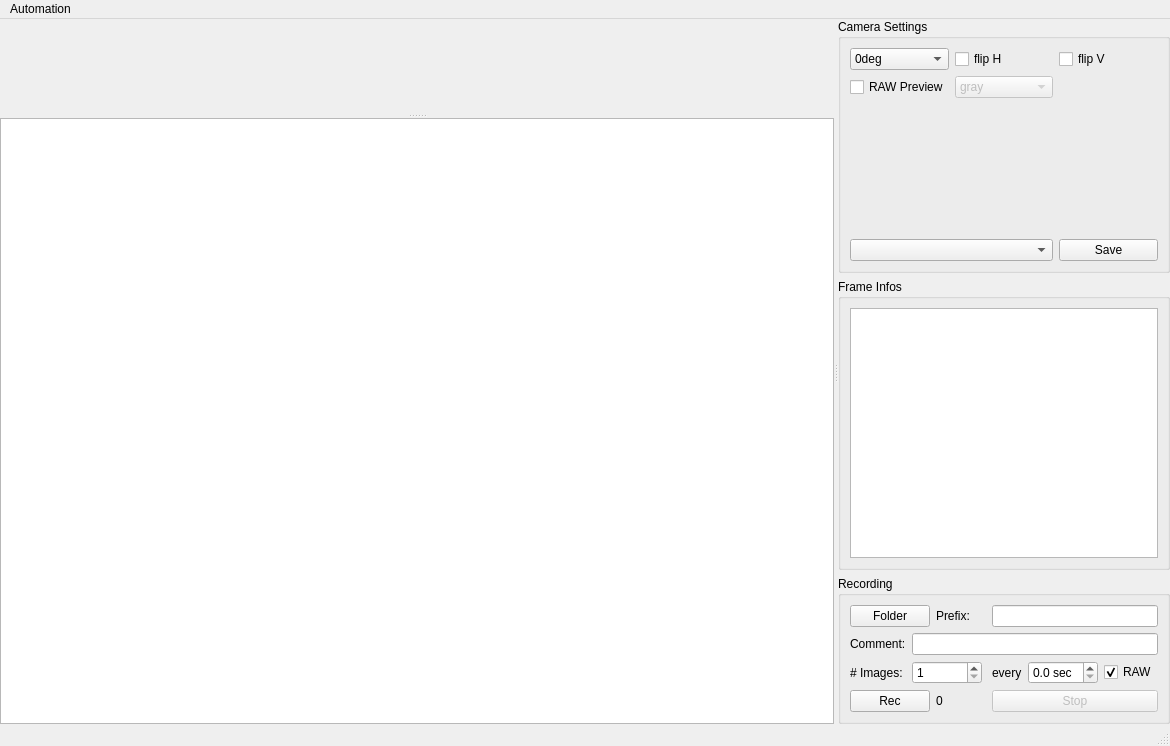
scriptorron/hubblepi, file HubblePi/capture/Capture_ui.ui: the form before one commit.
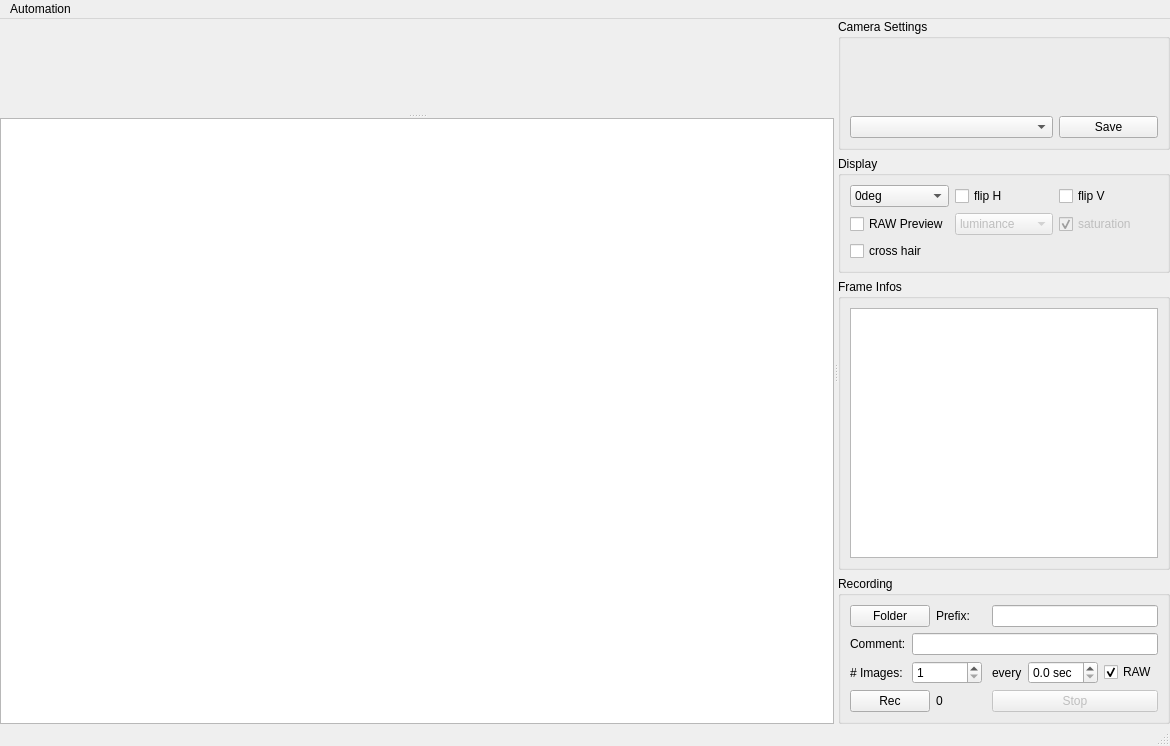
The form after the commit. Custom widgets are drawn as their Qt base class.

Commit message: added crosshair lines and satturation highlight

```diff
--- a/HubblePi/capture/Capture_ui.ui
+++ b/HubblePi/capture/Capture_ui.ui
@@ -132,24 +132,7 @@
                   <string>Camera Settings</string>
                  </property>
                  <layout class="QGridLayout" name="gridLayout_2">
-                  <item row="0" column="1">
-                   <widget class="QCheckBox" name="checkBox_PreviewFlipH">
-                    <property name="text">
-                     <string>flip H</string>
-                    </property>
-                   </widget>
-                  </item>
-                  <item row="3" column="0" colspan="2">
-                   <widget class="QComboBox" name="comboBox_LoadSettings"/>
-                  </item>
-                  <item row="0" column="2">
-                   <widget class="QCheckBox" name="checkBox_PreviewFlipV">
-                    <property name="text">
-                     <string>flip V</string>
-                    </property>
-                   </widget>
-                  </item>
-                  <item row="2" column="0" colspan="3">
+                  <item row="3" column="0" colspan="3">
                    <widget class="QWidget" name="widget_Params" native="true">
                     <property name="sizePolicy">
                      <sizepolicy hsizetype="Preferred" vsizetype="MinimumExpanding">
@@ -159,37 +142,25 @@
                     </property>
                    </widget>
                   </item>
-                  <item row="3" column="2">
+                  <item row="4" column="2">
                    <widget class="QPushButton" name="pushButton_CameraSaveSettings">
                     <property name="text">
                      <string>Save</string>
                     </property>
                    </widget>
                   </item>
-                  <item row="0" column="0">
-                   <widget class="QComboBox" name="comboBox_PreviewRot">
-                    <item>
-                     <property name="text">
-                      <string>0deg</string>
-                     </property>
-                    </item>
-                    <item>
-                     <property name="text">
-                      <string>90deg</string>
-                     </property>
-                    </item>
-                    <item>
-                     <property name="text">
-                      <string>180deg</string>
-                     </property>
-                    </item>
-                    <item>
-                     <property name="text">
-                      <string>270deg</string>
-                     </property>
-                    </item>
-                   </widget>
+                  <item row="4" column="0" colspan="2">
+                   <widget class="QComboBox" name="comboBox_LoadSettings"/>
                   </item>
+                 </layout>
+                </widget>
+               </item>
+               <item>
+                <widget class="QGroupBox" name="groupBox_4">
+                 <property name="title">
+                  <string>Display</string>
+                 </property>
+                 <layout class="QGridLayout" name="gridLayout_3">
                   <item row="1" column="0">
                    <widget class="QCheckBox" name="checkBox_RawPreview">
                     <property name="text">
@@ -204,7 +175,7 @@
                     </property>
                     <item>
                      <property name="text">
-                      <string>gray</string>
+                      <string>luminance</string>
                      </property>
                     </item>
                     <item>
@@ -229,6 +200,64 @@
                     </item>
                    </widget>
                   </item>
+                  <item row="0" column="1">
+                   <widget class="QCheckBox" name="checkBox_PreviewFlipH">
+                    <property name="text">
+                     <string>flip H</string>
+                    </property>
+                   </widget>
+                  </item>
+                  <item row="0" column="2">
+                   <widget class="QCheckBox" name="checkBox_PreviewFlipV">
+                    <property name="text">
+                     <string>flip V</string>
+                    </property>
+                   </widget>
+                  </item>
+                  <item row="0" column="0">
+                   <widget class="QComboBox" name="comboBox_PreviewRot">
+                    <item>
+                     <property name="text">
+                      <string>0deg</string>
+                     </property>
+                    </item>
+                    <item>
+                     <property name="text">
+                      <string>90deg</string>
+                     </property>
+                    </item>
+                    <item>
+                     <property name="text">
+                      <string>180deg</string>
+                     </property>
+                    </item>
+                    <item>
+                     <property name="text">
+                      <string>270deg</string>
+                     </property>
+                    </item>
+                   </widget>
+                  </item>
+                  <item row="2" column="0">
+                   <widget class="QCheckBox" name="checkBox_CrossHair">
+                    <property name="text">
+                     <string>cross hair</string>
+                    </property>
+                   </widget>
+                  </item>
+                  <item row="1" column="2">
+                   <widget class="QCheckBox" name="checkBox_Saturation">
+                    <property name="enabled">
+                     <bool>false</bool>
+                    </property>
+                    <property name="text">
+                     <string>saturation</string>
+                    </property>
+                    <property name="checked">
+                     <bool>true</bool>
+                    </property>
+                   </widget>
+                  </item>
                  </layout>
                 </widget>
                </item>
```
The commit also changes 2 other files.
